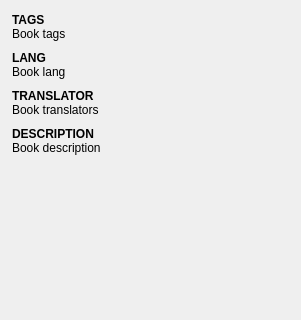
Old version of the form src/designer/bookinfopanel.ui in the repository dnkorpushov/libro2; both pictures show x 0 to 301 and y 83 to 403 of the 301 by 770 pixel window.
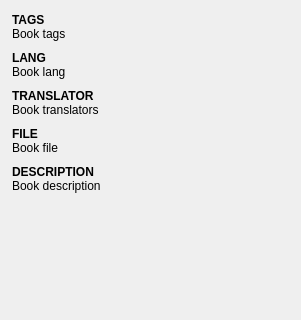
New version of the form.

What changed in the file:
```diff
--- a/src/designer/bookinfopanel.ui
+++ b/src/designer/bookinfopanel.ui
@@ -65,7 +65,7 @@
         <height>770</height>
        </rect>
       </property>
-      <layout class="QVBoxLayout" name="verticalLayout" stretch="0,0,0,0,0,0,0,0,0,0,0,0,0,0,0,0,0,0,0,0">
+      <layout class="QVBoxLayout" name="verticalLayout" stretch="0,0,0,0,0,0,0,0,0,0,0,0,0,0,0,0,0,0,0,0,0,0,0">
        <property name="spacing">
         <number>0</number>
        </property>
@@ -298,6 +298,51 @@
          </property>
         </widget>
        </item>
+       <item>
+        <widget class="QLabel" name="labelFile">
+         <property name="font">
+          <font>
+           <weight>75</weight>
+           <bold>true</bold>
+          </font>
+         </property>
+         <property name="text">
+          <string>FILE</string>
+         </property>
+        </widget>
+       </item>
+       <item>
+        <widget class="QLabel" name="file">
+         <property name="text">
+          <string>Book file</string>
+         </property>
+         <property name="wordWrap">
+          <bool>true</bool>
+         </property>
+         <property name="textInteractionFlags">
+          <set>Qt::LinksAccessibleByMouse|Qt::TextSelectableByMouse</set>
+         </property>
+        </widget>
+       </item>
+       <item>
+        <widget class="QLabel" name="spacerFile">
+         <property name="sizePolicy">
+          <sizepolicy hsizetype="Preferred" vsizetype="Preferred">
+           <horstretch>0</horstretch>
+           <verstretch>0</verstretch>
+          </sizepolicy>
+         </property>
+         <property name="maximumSize">
+          <size>
+           <width>16777215</width>
+           <height>10</height>
+          </size>
+         </property>
+         <property name="text">
+          <string/>
+         </property>
+        </widget>
+       </item>
        <item>
         <widget class="QLabel" name="labelDescription">
          <property name="font">
```
Left out of the diff: 21 changed lines with no effect on the pictures.
